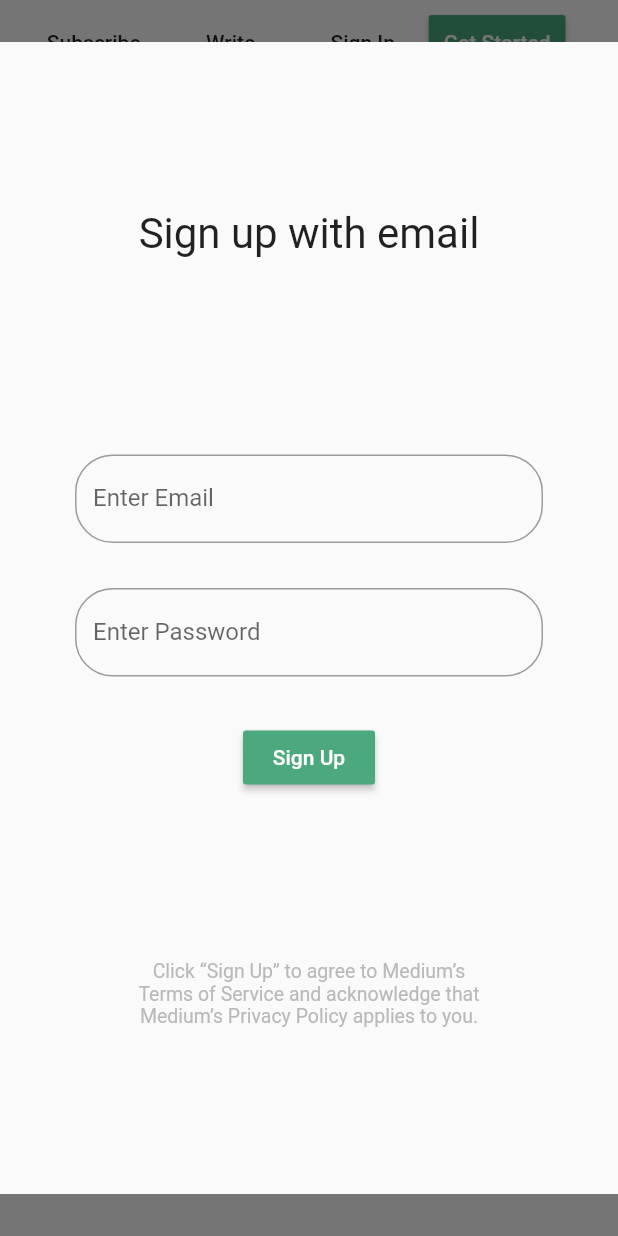
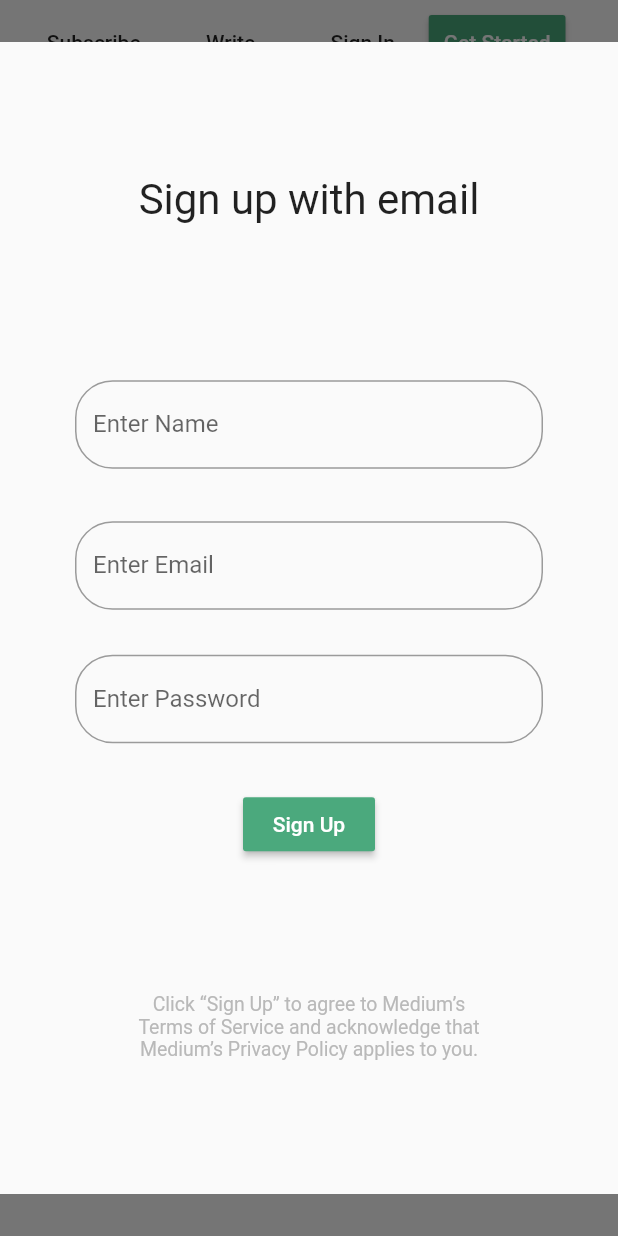
Before and after one commit to rustiever/wizard, a Flutter app: the screen it shows once a user with an empty profile is signed in, after a tap on "Get Started", on a phone screen of 412 x 824 dp. Run offline on Flutter 3.47's test engine with Material 2 defaults, Android fonts, the light colour scheme and no system bars; our stand-ins replace cloud_firestore, firebase_auth, firebase_core, get; accounts and stored records are empty; Roboto replaces fonts that are missing (Helvetica Neue, Lucida Sans, Poppins).

Commit message:
firestore user collection

```diff
--- a/lib/controllers/authController.dart
+++ b/lib/controllers/authController.dart
@@ -3,10 +3,12 @@ import 'package:get/get.dart';
 
 class AuthController extends GetxController {
   TextEditingController email;
+  TextEditingController name;
   TextEditingController pass;
 
   @override
   void onClose() {
+    name.dispose();
     email.dispose();
     pass.dispose();
     super.onClose();
@@ -16,6 +18,7 @@ class AuthController extends GetxController {
   void onInit() {
     email = TextEditingController();
     pass = TextEditingController();
+    name = TextEditingController();
     super.onInit();
   }
 }
--- a/lib/main.dart
+++ b/lib/main.dart
@@ -124,111 +124,6 @@ class HomeView extends StatelessWidget {
                 ),
                 const SizedBox(
                   height: 20,
-                ),
-                Padding(
-                  padding: const EdgeInsets.symmetric(horizontal: 60.0),
-                  child: Wrap(
-                    alignment: WrapAlignment.center,
-                    spacing: 10.0,
-                    runAlignment: WrapAlignment.center,
-                    crossAxisAlignment: WrapCrossAlignment.center,
-                    runSpacing: 10.0,
-                    children: const [
-                      CustomChoiceChip(
-                        label: 'Future',
-                      ),
-                      CustomChoiceChip(
-                        label: 'OneZero',
-                      ),
-                      CustomChoiceChip(
-                        label: 'Technology',
-                      ),
-                      CustomChoiceChip(
-                        label: 'Elemental',
-                      ),
-                      CustomChoiceChip(
-                        label: 'Health',
-                      ),
-                      CustomChoiceChip(
-                        label: 'Science',
-                      ),
-                      CustomChoiceChip(
-                        label: 'GEN',
-                      ),
-                      CustomChoiceChip(
-                        label: 'Business',
-                      ),
-                      CustomChoiceChip(
-                        label: 'Marker',
-                      ),
-                      CustomChoiceChip(
-                        label: 'Work',
-                      ),
-                      CustomChoiceChip(
-                        label: 'Culture',
-                      ),
-                      CustomChoiceChip(
-                        label: 'ZORA',
-                      ),
-                      CustomChoiceChip(
-                        label: 'Tenderly',
-                      ),
-                      CustomChoiceChip(
-                        label: 'Food',
-                      ),
-                      CustomChoiceChip(
-                        label: 'Heated',
-                      ),
-                      CustomChoiceChip(
-                        label: 'Programming',
-                      ),
-                      CustomChoiceChip(
-                        label: 'Design',
-                      ),
-                      CustomChoiceChip(
-                        label: 'LGBTQIA',
-                      ),
-                      CustomChoiceChip(
-                        label: 'Neuroscience',
-                      ),
-                      CustomChoiceChip(
-                        label: 'Level',
-                      ),
-                      CustomChoiceChip(
-                        label: 'Cryptocurrency',
-                      ),
-                      CustomChoiceChip(
-                        label: 'Startups',
-                      ),
-                      CustomChoiceChip(
-                        label: 'Self',
-                      ),
-                      CustomChoiceChip(
-                        label: 'Human Parts',
-                      ),
-                      CustomChoiceChip(
-                        label: 'Relationships',
-                      ),
-                      CustomChoiceChip(
-                        label: 'Politics',
-                      ),
-                      CustomChoiceChip(
-                        label: 'Forge',
-                      ),
-                      CustomChoiceChip(
-                        label: 'Data Science',
-                      ),
-                      CustomChoiceChip(
-                        label: 'Productivity',
-                      ),
-                      CustomChoiceChip(
-                        label: 'Artificial Intelligence',
-                      ),
-                      CustomChoiceChip(
-                        label: 'Election 2020',
-                      ),
-                    ],
-                  ),
                 ),
                 const Center(
                   heightFactor: 2.5,
@@ -380,7 +275,7 @@ class HomeView extends StatelessWidget {
                               height: 30,
                             ),
                             Text(
-                              "wizard is not like any other platform on the internet. Our sole purpose is to help you find compelling ideas, knowledge, and perspectives. We don’t serve ads—we serve you, the curious reader who loves to learn new things. wizard is home to thousands of independent voices, and we combine humans and technology to find the best reading for you—and filter out the rest.",
+                              "Wizard is not like any other platform on the internet. Our sole purpose is to help you find compelling ideas, knowledge, and perspectives. We don’t serve ads—we serve you, the curious reader who loves to learn new things. wizard is home to thousands of independent voices, and we combine humans and technology to find the best reading for you—and filter out the rest.",
                               style: TextStyle(
                                   color: Color(0xff757575),
                                   fontSize: 24.0,
@@ -568,6 +463,35 @@ class AuthWidget extends StatelessWidget {
                         fontWeight: FontWeight.w400),
                   ),
                   const Spacer(),
+                  if (isSignUp)
+                    Padding(
+                      padding: const EdgeInsets.symmetric(
+                          horizontal: 50, vertical: 15),
+                      child: TextFormField(
+                        controller: controller.name,
+                        decoration: InputDecoration(
+                          labelText: "Enter Name",
+                          fillColor: Colors.white,
+                          border: OutlineInputBorder(
+                            borderRadius: BorderRadius.circular(25.0),
+                          ),
+                        ),
+                        validator: (val) {
+                          if (val.isEmpty) {
+                            return "Name cannot be empty";
+                          } else if (!GetUtils.isUsername(val)) {
+                            return 'Not valid Name';
+                          } else {
+                            return null;
+                          }
+                        },
+                        style: const TextStyle(
+                          fontFamily: "Poppins",
+                        ),
+                      ),
+                    )
+                  else
+                    const SizedBox.shrink(),
                   Padding(
                     padding: const EdgeInsets.symmetric(
                         horizontal: 50, vertical: 20),
@@ -579,11 +503,12 @@ class AuthWidget extends StatelessWidget {
                         border: OutlineInputBorder(
                           borderRadius: BorderRadius.circular(25.0),
                         ),
-                        //fillColor: Colors.green
                       ),
                       validator: (val) {
                         if (val.isEmpty) {
                           return "Email cannot be empty";
+                        } else if (!GetUtils.isEmail(val)) {
+                          return 'Not valid email';
                         } else {
                           return null;
                         }
@@ -597,6 +522,7 @@ class AuthWidget extends StatelessWidget {
                     padding: const EdgeInsets.symmetric(
                         horizontal: 50, vertical: 10),
                     child: TextFormField(
+                      obscureText: true,
                       controller: controller.pass,
                       decoration: InputDecoration(
                         labelText: "Enter Password",
@@ -604,11 +530,12 @@ class AuthWidget extends StatelessWidget {
                         border: OutlineInputBorder(
                           borderRadius: BorderRadius.circular(25.0),
                         ),
-                        //fillColor: Colors.green
                       ),
                       validator: (val) {
                         if (val.isEmpty) {
                           return "password cannot be empty";
+                        } else if (!GetUtils.isLengthBetween(val, 8, 12)) {
+                          return 'Not a valid password';
                         } else {
                           return null;
                         }
@@ -626,7 +553,9 @@ class AuthWidget extends StatelessWidget {
                       if (_formKey.currentState.validate()) {
                         isSignUp
                             ? await service.createUserWithEmailAndPassword(
-                                controller.email.text, controller.pass.text)
+                                controller.email.text,
+                                controller.pass.text,
+                                controller.name.text)
                             : await service.signInWithEmailAndPassword(
                                 controller.email.text, controller.pass.text);
                         if (Get.isDialogOpen) Get.back();
--- /dev/null
+++ b/lib/models/models.dart
@@ -0,0 +1 @@
+export 'userModel.dart';
--- /dev/null
+++ b/lib/models/userModel.dart
@@ -0,0 +1,43 @@
+// To parse this JSON data, do
+//
+//     final userModel = userModelFromJson(jsonString);
+
+import 'dart:convert';
+
+import 'package:meta/meta.dart';
+
+UserModel userModelFromJson(String str) =>
+    UserModel.fromJson(json.decode(str) as Map<String, dynamic>);
+
+String userModelToJson(UserModel data) => json.encode(data.toJson());
+
+class UserModel {
+  UserModel({
+    @required this.name,
+    @required this.uid,
+    @required this.email,
+    @required this.posts,
+  });
+
+  String name;
+  String uid;
+  String email;
+  List<String> posts;
+
+  factory UserModel.fromJson(Map<String, dynamic> json) => UserModel(
+        name: json["name"] == null ? null : json["name"] as String,
+        uid: json["uid"] == null ? null : json["uid"] as String,
+        email: json["email"] == null ? null : json["email"] as String,
+        posts: json["posts"] == null
+            ? null
+            : List<String>.from(
+                json["posts"].map((x) => x) as Iterable<String>),
+      );
+
+  Map<String, dynamic> toJson() => {
+        "name": name,
+        "uid": uid,
+        "email": email,
+        "posts": posts == null ? null : List<dynamic>.from(posts.map((x) => x)),
+      };
+}
--- a/lib/services/firebaseServices.dart
+++ b/lib/services/firebaseServices.dart
@@ -1,15 +1,30 @@
+import 'package:cloud_firestore/cloud_firestore.dart';
 import 'package:firebase_auth/firebase_auth.dart';
+import 'package:wizard/models/models.dart';
 
 class FirebaseService {
-  FirebaseAuth auth = FirebaseAuth.instance;
+  final FirebaseAuth auth = FirebaseAuth.instance;
+  final FirebaseFirestore firestore = FirebaseFirestore.instance;
+
+  String userCollection = 'users';
 
   User get currentUser => auth.currentUser;
   Stream<User> get authChange => auth.authStateChanges();
 
-  Future<void> createUserWithEmailAndPassword(String email, String pass) async {
+  Future<void> createUserWithEmailAndPassword(
+      String email, String pass, String name) async {
     try {
       final UserCredential userCredential = await auth
           .createUserWithEmailAndPassword(email: email, password: pass);
+
+      await addUserToDB(
+        UserModel(
+          name: userCredential.user.displayName ?? name,
+          uid: userCredential.user.uid,
+          email: userCredential.user.email,
+          posts: [],
+        ),
+      );
     } on FirebaseAuthException catch (e) {
       if (e.code == 'weak-password') {
         print('The password provided is too weak.');
@@ -37,4 +52,9 @@ class FirebaseService {
   Future<void> signOut() async {
     await auth.signOut();
   }
+
+  Future<void> addUserToDB(UserModel userModel) async =>
+      firestore.collection(userCollection).doc(userModel.uid).set(
+            userModel.toJson(),
+          );
 }
```
